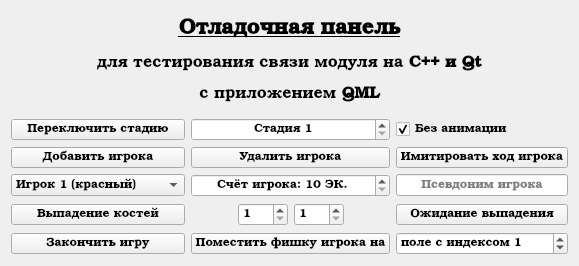
Above: userinterface/subinterfaces/gamemanagerwindow.ui from AlekseyLapunov/Client-Monopoly before the change. Below: the same form after it.
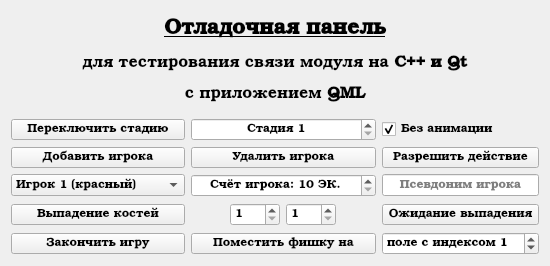
That is the form after the change.

Patch:
```diff
--- a/userinterface/subinterfaces/gamemanagerwindow.ui
+++ b/userinterface/subinterfaces/gamemanagerwindow.ui
@@ -227,7 +227,7 @@
      <item row="4" column="1">
       <widget class="QPushButton" name="bPlacePieceOn">
        <property name="text">
-        <string>Поместить фишку игрока на</string>
+        <string>Поместить фишку на</string>
        </property>
       </widget>
      </item>
@@ -244,13 +244,6 @@
        </property>
       </widget>
      </item>
-     <item row="1" column="2">
-      <widget class="QPushButton" name="bFakePlayerTurn">
-       <property name="text">
-        <string>Имитировать ход игрока</string>
-       </property>
-      </widget>
-     </item>
      <item row="0" column="1">
       <widget class="QSpinBox" name="sbStageNumber">
        <property name="alignment">
@@ -277,6 +270,16 @@
        </property>
       </widget>
      </item>
+     <item row="1" column="2">
+      <widget class="QPushButton" name="bAllowAction">
+       <property name="text">
+        <string>Разрешить действие</string>
+       </property>
+       <property name="checkable">
+        <bool>true</bool>
+       </property>
+      </widget>
+     </item>
     </layout>
    </item>
    <item row="0" column="0">
```
Left out of the diff: 33 changed lines with no effect on the pictures.
